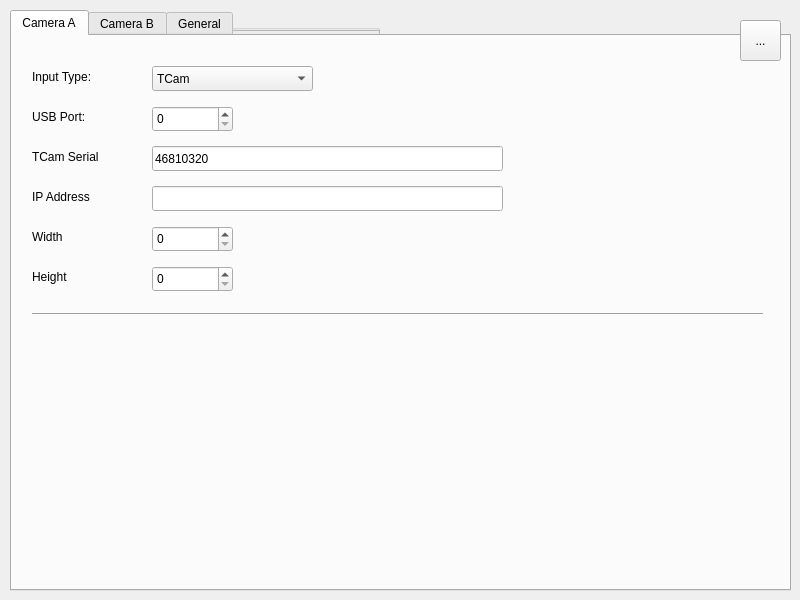
The window that source/mainwindow.ui (tentone/cork) describes before a commit, drawn with Qt 5.
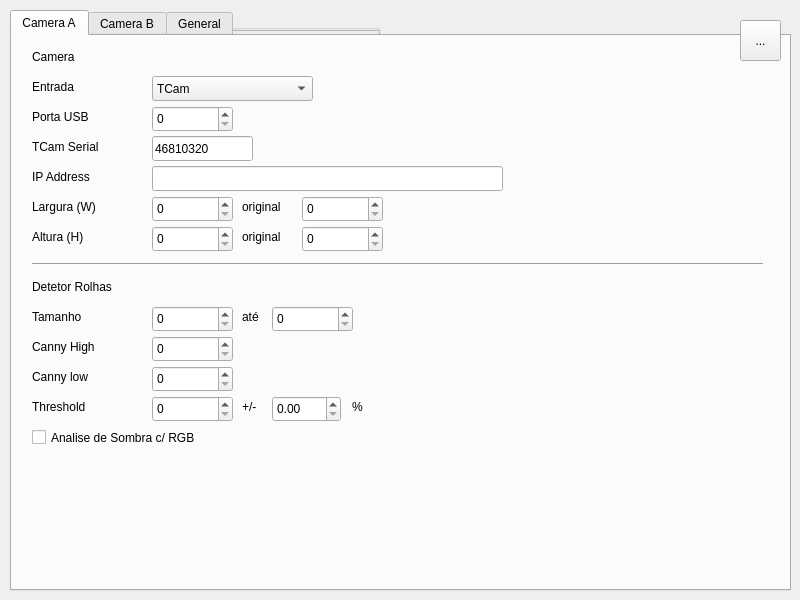
The same window after the commit.

Commit message: Config panel

Patch:
```diff
--- a/source/mainwindow.ui
+++ b/source/mainwindow.ui
@@ -528,20 +528,20 @@
       <property name="geometry">
        <rect>
         <x>20</x>
-        <y>30</y>
+        <y>40</y>
         <width>121</width>
         <height>21</height>
        </rect>
       </property>
       <property name="text">
-       <string>Input Type:</string>
+       <string>Entrada</string>
       </property>
      </widget>
      <widget class="QComboBox" name="tab_a_input">
       <property name="geometry">
        <rect>
         <x>140</x>
-        <y>30</y>
+        <y>40</y>
         <width>161</width>
         <height>25</height>
        </rect>
@@ -580,7 +580,7 @@
        </rect>
       </property>
       <property name="text">
-       <string>USB Port:</string>
+       <string>Porta USB</string>
       </property>
      </widget>
      <widget class="QSpinBox" name="tab_a_usb">
@@ -597,7 +597,7 @@
       <property name="geometry">
        <rect>
         <x>20</x>
-        <y>110</y>
+        <y>100</y>
         <width>121</width>
         <height>21</height>
        </rect>
@@ -610,8 +610,8 @@
       <property name="geometry">
        <rect>
         <x>140</x>
-        <y>110</y>
-        <width>351</width>
+        <y>100</y>
+        <width>101</width>
         <height>25</height>
        </rect>
       </property>
@@ -623,7 +623,7 @@
       <property name="geometry">
        <rect>
         <x>140</x>
-        <y>150</y>
+        <y>130</y>
         <width>351</width>
         <height>25</height>
        </rect>
@@ -636,7 +636,7 @@
       <property name="geometry">
        <rect>
         <x>20</x>
-        <y>150</y>
+        <y>130</y>
         <width>121</width>
         <height>21</height>
        </rect>
@@ -649,20 +649,20 @@
       <property name="geometry">
        <rect>
         <x>20</x>
-        <y>190</y>
+        <y>160</y>
         <width>121</width>
         <height>21</height>
        </rect>
       </property>
       <property name="text">
-       <string>Width</string>
+       <string>Largura (W)</string>
       </property>
      </widget>
      <widget class="QSpinBox" name="tab_a_width">
       <property name="geometry">
        <rect>
         <x>140</x>
-        <y>190</y>
+        <y>160</y>
         <width>81</width>
         <height>26</height>
        </rect>
@@ -672,20 +672,20 @@
       <property name="geometry">
        <rect>
         <x>20</x>
-        <y>230</y>
+        <y>190</y>
         <width>121</width>
         <height>21</height>
        </rect>
       </property>
       <property name="text">
-       <string>Height</string>
+       <string>Altura (H)</string>
       </property>
      </widget>
      <widget class="QSpinBox" name="tab_a_height">
       <property name="geometry">
        <rect>
         <x>140</x>
-        <y>230</y>
+        <y>190</y>
         <width>81</width>
         <height>26</height>
        </rect>
@@ -695,7 +695,7 @@
       <property name="geometry">
        <rect>
         <x>20</x>
-        <y>270</y>
+        <y>220</y>
         <width>731</width>
         <height>16</height>
        </rect>
@@ -704,6 +704,248 @@
        <enum>Qt::Horizontal</enum>
       </property>
      </widget>
+     <widget class="QLabel" name="tab_a_label_size">
+      <property name="geometry">
+       <rect>
+        <x>20</x>
+        <y>270</y>
+        <width>121</width>
+        <height>21</height>
+       </rect>
+      </property>
+      <property name="text">
+       <string>Tamanho</string>
+      </property>
+     </widget>
+     <widget class="QSpinBox" name="tab_a_size_min">
+      <property name="geometry">
+       <rect>
+        <x>140</x>
+        <y>270</y>
+        <width>81</width>
+        <height>26</height>
+       </rect>
+      </property>
+     </widget>
+     <widget class="QSpinBox" name="tab_a_size_max">
+      <property name="geometry">
+       <rect>
+        <x>260</x>
+        <y>270</y>
+        <width>81</width>
+        <height>26</height>
+       </rect>
+      </property>
+     </widget>
+     <widget class="QLabel" name="tab_a_label_size_to">
+      <property name="geometry">
+       <rect>
+        <x>230</x>
+        <y>270</y>
+        <width>21</width>
+        <height>21</height>
+       </rect>
+      </property>
+      <property name="text">
+       <string>até</string>
+      </property>
+     </widget>
+     <widget class="QLabel" name="tab_a_label_canny_high">
+      <property name="geometry">
+       <rect>
+        <x>20</x>
+        <y>300</y>
+        <width>121</width>
+        <height>21</height>
+       </rect>
+      </property>
+      <property name="text">
+       <string>Canny High</string>
+      </property>
+     </widget>
+     <widget class="QSpinBox" name="tab_a_canny_high">
+      <property name="geometry">
+       <rect>
+        <x>140</x>
+        <y>300</y>
+        <width>81</width>
+        <height>26</height>
+       </rect>
+      </property>
+     </widget>
+     <widget class="QLabel" name="tab_a_label_title_camera">
+      <property name="geometry">
+       <rect>
+        <x>20</x>
+        <y>10</y>
+        <width>141</width>
+        <height>21</height>
+       </rect>
+      </property>
+      <property name="text">
+       <string>Camera</string>
+      </property>
+     </widget>
+     <widget class="QLabel" name="tab_a_label_title_detector">
+      <property name="geometry">
+       <rect>
+        <x>20</x>
+        <y>240</y>
+        <width>141</width>
+        <height>21</height>
+       </rect>
+      </property>
+      <property name="text">
+       <string>Detetor Rolhas</string>
+      </property>
+     </widget>
+     <widget class="QSpinBox" name="tab_a_canny_low">
+      <property name="geometry">
+       <rect>
+        <x>140</x>
+        <y>330</y>
+        <width>81</width>
+        <height>26</height>
+       </rect>
+      </property>
+     </widget>
+     <widget class="QLabel" name="tab_a_label_canny_low">
+      <property name="geometry">
+       <rect>
+        <x>20</x>
+        <y>330</y>
+        <width>121</width>
+        <height>21</height>
+       </rect>
+      </property>
+      <property name="text">
+       <string>Canny low</string>
+      </property>
+     </widget>
+     <widget class="QLabel" name="tab_a_label_width_original">
+      <property name="geometry">
+       <rect>
+        <x>230</x>
+        <y>160</y>
+        <width>51</width>
+        <height>21</height>
+       </rect>
+      </property>
+      <property name="text">
+       <string>original</string>
+      </property>
+     </widget>
+     <widget class="QLabel" name="tab_a_label_heigh_original">
+      <property name="geometry">
+       <rect>
+        <x>230</x>
+        <y>190</y>
+        <width>51</width>
+        <height>21</height>
+       </rect>
+      </property>
+      <property name="text">
+       <string>original</string>
+      </property>
+     </widget>
+     <widget class="QLabel" name="tab_a_label_threshold">
+      <property name="geometry">
+       <rect>
+        <x>20</x>
+        <y>360</y>
+        <width>121</width>
+        <height>21</height>
+       </rect>
+      </property>
+      <property name="text">
+       <string>Threshold</string>
+      </property>
+     </widget>
+     <widget class="QSpinBox" name="tab_a_threshold">
+      <property name="geometry">
+       <rect>
+        <x>140</x>
+        <y>360</y>
+        <width>81</width>
+        <height>26</height>
+       </rect>
+      </property>
+     </widget>
+     <widget class="QLabel" name="tab_a_label_threshold_tolerance">
+      <property name="geometry">
+       <rect>
+        <x>230</x>
+        <y>360</y>
+        <width>21</width>
+        <height>21</height>
+       </rect>
+      </property>
+      <property name="text">
+       <string>+/-</string>
+      </property>
+     </widget>
+     <widget class="QDoubleSpinBox" name="tab_a_threshold_tolerance">
+      <property name="geometry">
+       <rect>
+        <x>260</x>
+        <y>360</y>
+        <width>69</width>
+        <height>26</height>
+       </rect>
+      </property>
+     </widget>
+     <widget class="QLabel" name="tab_a_label_threshold_tolerance_percentage">
+      <property name="geometry">
+       <rect>
+        <x>340</x>
+        <y>360</y>
+        <width>21</width>
+        <height>21</height>
+       </rect>
+      </property>
+      <property name="text">
+       <string>%</string>
+      </property>
+     </widget>
+     <widget class="QSpinBox" name="tab_a_width_original">
+      <property name="geometry">
+       <rect>
+        <x>290</x>
+        <y>160</y>
+        <width>81</width>
+        <height>26</height>
+       </rect>
+      </property>
+     </widget>
+     <widget class="QSpinBox" name="tab_a_height_original">
+      <property name="geometry">
+       <rect>
+        <x>290</x>
+        <y>190</y>
+        <width>81</width>
+        <height>26</height>
+       </rect>
+      </property>
+     </widget>
+     <widget class="QCheckBox" name="tab_a_shadow">
+      <property name="geometry">
+       <rect>
+        <x>20</x>
+        <y>390</y>
+        <width>261</width>
+        <height>23</height>
+       </rect>
+      </property>
+      <property name="layoutDirection">
+       <enum>Qt::LeftToRight</enum>
+      </property>
+      <property name="text">
+       <string>Analise de Sombra c/ RGB</string>
+      </property>
+      <property name="tristate">
+       <bool>false</bool>
+      </property>
+     </widget>
     </widget>
     <widget class="QWidget" name="tab_camera_b">
      <attribute name="title">
```
Left out of the diff: 2 changed lines with no effect on the pictures. The commit also changes 1 other file.
